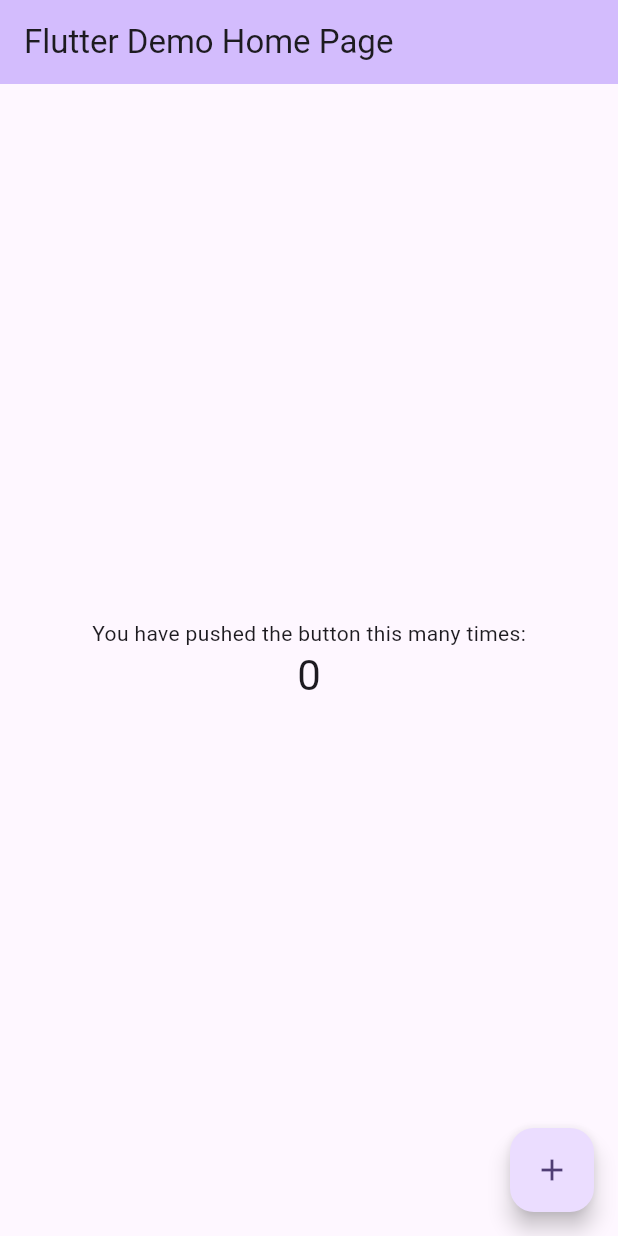
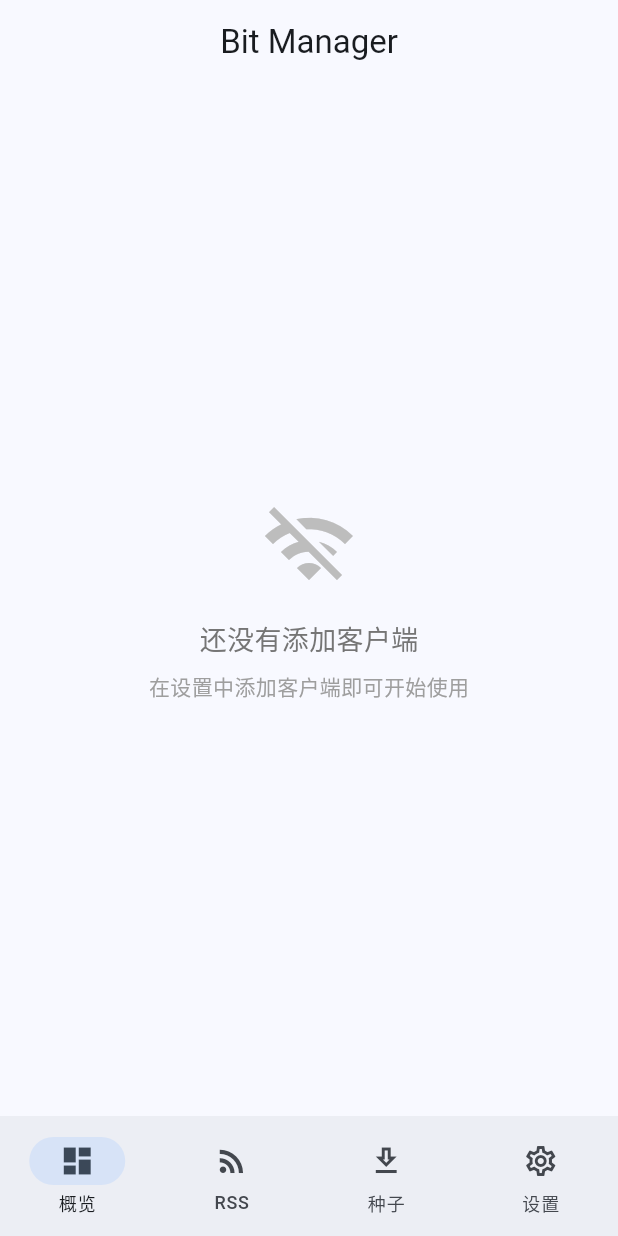
Before and after one commit to zengliming/bit-manager, a Flutter app: the screen it shows after launch, on a phone screen of 412 x 824 dp. Run offline on Flutter 3.47's test engine with Material 3 defaults, Android fonts, the phone set to English and light mode, and no system bars; our stand-ins replace dio, flutter_secure_storage, shared_preferences.

Commit message:
feat: add app shell with navigation and theme

```diff
--- /dev/null
+++ b/lib/app.dart
@@ -0,0 +1,104 @@
+import 'package:flutter/material.dart';
+import 'package:provider/provider.dart';
+import 'providers/client_provider.dart';
+import 'providers/rss_provider.dart';
+import 'providers/torrent_provider.dart';
+import 'providers/stats_provider.dart';
+import 'services/refresh_service.dart';
+import 'screens/home_screen.dart';
+import 'screens/rss_sources_screen.dart';
+import 'screens/torrent_list_screen.dart';
+import 'screens/settings_screen.dart';
+
+class AppShell extends StatefulWidget {
+  const AppShell({super.key});
+
+  @override
+  State<AppShell> createState() => _AppShellState();
+}
+
+class _AppShellState extends State<AppShell> with WidgetsBindingObserver {
+  int _currentIndex = 0;
+  RefreshService? _refreshService;
+
+  @override
+  void initState() {
+    super.initState();
+    WidgetsBinding.instance.addObserver(this);
+    WidgetsBinding.instance.addPostFrameCallback((_) => _init());
+  }
+
+  Future<void> _init() async {
+    final clientProvider = context.read<ClientProvider>();
+    final rssProvider = context.read<RssProvider>();
+    final torrentProvider = context.read<TorrentProvider>();
+    final statsProvider = context.read<StatsProvider>();
+    await clientProvider.loadClients();
+    await rssProvider.loadSources();
+
+    _refreshService = RefreshService(
+      clientProvider: clientProvider,
+      torrentProvider: torrentProvider,
+      statsProvider: statsProvider,
+      rssProvider: rssProvider,
+    );
+    _refreshService!.start();
+  }
+
+  @override
+  void didChangeAppLifecycleState(AppLifecycleState state) {
+    if (state == AppLifecycleState.resumed) {
+      _refreshService?.start();
+      _refreshService?.refreshNow();
+    } else if (state == AppLifecycleState.paused) {
+      _refreshService?.stop();
+    }
+  }
+
+  @override
+  void dispose() {
+    WidgetsBinding.instance.removeObserver(this);
+    _refreshService?.stop();
+    super.dispose();
+  }
+
+  @override
+  Widget build(BuildContext context) {
+    return MaterialApp(
+      title: 'Bit Manager',
+      debugShowCheckedModeBanner: false,
+      themeMode: ThemeMode.system,
+      theme: ThemeData(
+        useMaterial3: true,
+        colorSchemeSeed: Colors.blue,
+        brightness: Brightness.light,
+      ),
+      darkTheme: ThemeData(
+        useMaterial3: true,
+        colorSchemeSeed: Colors.blue,
+        brightness: Brightness.dark,
+      ),
+      home: Scaffold(
+        body: IndexedStack(
+          index: _currentIndex,
+          children: const [
+            HomeScreen(),
+            RssSourcesScreen(),
+            TorrentListScreen(),
+            SettingsScreen(),
+          ],
+        ),
+        bottomNavigationBar: NavigationBar(
+          selectedIndex: _currentIndex,
+          onDestinationSelected: (i) => setState(() => _currentIndex = i),
+          destinations: const [
+            NavigationDestination(icon: Icon(Icons.dashboard_outlined), selectedIcon: Icon(Icons.dashboard), label: '概览'),
+            NavigationDestination(icon: Icon(Icons.rss_feed_outlined), selectedIcon: Icon(Icons.rss_feed), label: 'RSS'),
+            NavigationDestination(icon: Icon(Icons.download_outlined), selectedIcon: Icon(Icons.download), label: '种子'),
+            NavigationDestination(icon: Icon(Icons.settings_outlined), selectedIcon: Icon(Icons.settings), label: '设置'),
+          ],
+        ),
+      ),
+    );
+  }
+}
--- a/lib/main.dart
+++ b/lib/main.dart
@@ -1,122 +1,29 @@
 import 'package:flutter/material.dart';
+import 'package:provider/provider.dart';
+import 'app.dart';
+import 'providers/client_provider.dart';
+import 'providers/torrent_provider.dart';
+import 'providers/stats_provider.dart';
+import 'providers/rss_provider.dart';
 
 void main() {
-  runApp(const MyApp());
+  WidgetsFlutterBinding.ensureInitialized();
+  runApp(const BitManagerApp());
 }
 
-class MyApp extends StatelessWidget {
-  const MyApp({super.key});
+class BitManagerApp extends StatelessWidget {
+  const BitManagerApp({super.key});
 
-  // This widget is the root of your application.
   @override
   Widget build(BuildContext context) {
-    return MaterialApp(
-      title: 'Flutter Demo',
-      theme: ThemeData(
-        // This is the theme of your application.
-        //
-        // TRY THIS: Try running your application with "flutter run". You'll see
-        // the application has a purple toolbar. Then, without quitting the app,
-        // try changing the seedColor in the colorScheme below to Colors.green
-        // and then invoke "hot reload" (save your changes or press the "hot
-        // reload" button in a Flutter-supported IDE, or press "r" if you used
-        // the command line to start the app).
-        //
-        // Notice that the counter didn't reset back to zero; the application
-        // state is not lost during the reload. To reset the state, use hot
-        // restart instead.
-        //
-        // This works for code too, not just values: Most code changes can be
-        // tested with just a hot reload.
-        colorScheme: .fromSeed(seedColor: Colors.deepPurple),
-      ),
-      home: const MyHomePage(title: 'Flutter Demo Home Page'),
+    return MultiProvider(
+      providers: [
+        ChangeNotifierProvider(create: (_) => ClientProvider()),
+        ChangeNotifierProvider(create: (_) => TorrentProvider()),
+        ChangeNotifierProvider(create: (_) => StatsProvider()),
+        ChangeNotifierProvider(create: (_) => RssProvider()),
+      ],
+      child: const AppShell(),
     );
   }
 }
-
-class MyHomePage extends StatefulWidget {
-  const MyHomePage({super.key, required this.title});
-
-  // This widget is the home page of your application. It is stateful, meaning
-  // that it has a State object (defined below) that contains fields that affect
-  // how it looks.
-
-  // This class is the configuration for the state. It holds the values (in this
-  // case the title) provided by the parent (in this case the App widget) and
-  // used by the build method of the State. Fields in a Widget subclass are
-  // always marked "final".
-
-  final String title;
-
-  @override
-  State<MyHomePage> createState() => _MyHomePageState();
-}
-
-class _MyHomePageState extends State<MyHomePage> {
-  int _counter = 0;
-
-  void _incrementCounter() {
-    setState(() {
-      // This call to setState tells the Flutter framework that something has
-      // changed in this State, which causes it to rerun the build method below
-      // so that the display can reflect the updated values. If we changed
-      // _counter without calling setState(), then the build method would not be
-      // called again, and so nothing would appear to happen.
-      _counter++;
-    });
-  }
-
-  @override
-  Widget build(BuildContext context) {
-    // This method is rerun every time setState is called, for instance as done
-    // by the _incrementCounter method above.
-    //
-    // The Flutter framework has been optimized to make rerunning build methods
-    // fast, so that you can just rebuild anything that needs updating rather
-    // than having to individually change instances of widgets.
-    return Scaffold(
-      appBar: AppBar(
-        // TRY THIS: Try changing the color here to a specific color (to
-        // Colors.amber, perhaps?) and trigger a hot reload to see the AppBar
-        // change color while the other colors stay the same.
-        backgroundColor: Theme.of(context).colorScheme.inversePrimary,
-        // Here we take the value from the MyHomePage object that was created by
-        // the App.build method, and use it to set our appbar title.
-        title: Text(widget.title),
-      ),
-      body: Center(
-        // Center is a layout widget. It takes a single child and positions it
-        // in the middle of the parent.
-        child: Column(
-          // Column is also a layout widget. It takes a list of children and
-          // arranges them vertically. By default, it sizes itself to fit its
-          // children horizontally, and tries to be as tall as its parent.
-          //
-          // Column has various properties to control how it sizes itself and
-          // how it positions its children. Here we use mainAxisAlignment to
-          // center the children vertically; the main axis here is the vertical
-          // axis because Columns are vertical (the cross axis would be
-          // horizontal).
-          //
-          // TRY THIS: Invoke "debug painting" (choose the "Toggle Debug Paint"
-          // action in the IDE, or press "p" in the console), to see the
-          // wireframe for each widget.
-          mainAxisAlignment: .center,
-          children: [
-            const Text('You have pushed the button this many times:'),
-            Text(
-              '$_counter',
-              style: Theme.of(context).textTheme.headlineMedium,
-            ),
-          ],
-        ),
-      ),
-      floatingActionButton: FloatingActionButton(
-        onPressed: _incrementCounter,
-        tooltip: 'Increment',
-        child: const Icon(Icons.add),
-      ),
-    );
-  }
-}
--- /dev/null
+++ b/lib/screens/home_screen.dart
@@ -0,0 +1,99 @@
+import 'package:flutter/material.dart';
+import 'package:provider/provider.dart';
+import '../providers/stats_provider.dart';
+import '../providers/client_provider.dart';
+import '../widgets/stats_card.dart';
+import '../widgets/client_tile.dart';
+
+class HomeScreen extends StatelessWidget {
+  const HomeScreen({super.key});
+
+  @override
+  Widget build(BuildContext context) {
+    return Scaffold(
+      appBar: AppBar(
+        title: const Text('Bit Manager'),
+        centerTitle: true,
+      ),
+      body: Consumer2<StatsProvider, ClientProvider>(
+        builder: (context, stats, clients, _) {
+          if (clients.clients.isEmpty) {
+            return _buildEmptyState(context);
+          }
+
+          final globalStats = stats.globalStats;
+          return RefreshIndicator(
+            onRefresh: () async {
+              // Refresh is handled by RefreshService
+            },
+            child: ListView(
+              padding: const EdgeInsets.all(16),
+              children: [
+                Row(
+                  children: [
+                    Expanded(child: StatsCard(
+                      icon: Icons.download,
+                      label: '下载',
+                      value: '${(globalStats.downloadSpeed / 1024 / 1024).toStringAsFixed(1)} MB/s',
+                      color: Colors.green,
+                    )),
+                    const SizedBox(width: 12),
+                    Expanded(child: StatsCard(
+                      icon: Icons.upload,
+                      label: '上传',
+                      value: '${(globalStats.uploadSpeed / 1024 / 1024).toStringAsFixed(1)} MB/s',
+                      color: Colors.blue,
+                    )),
+                  ],
+                ),
+                const SizedBox(height: 12),
+                Row(
+                  children: [
+                    Expanded(child: StatsCard(
+                      icon: Icons.downloading,
+                      label: '活动种子',
+                      value: '${globalStats.activeTorrents} / ${globalStats.totalTorrents}',
+                      color: Colors.orange,
+                    )),
+                    const SizedBox(width: 12),
+                    Expanded(child: StatsCard(
+                      icon: Icons.storage,
+                      label: '磁盘占用',
+                      value: '${(globalStats.totalSizeOnDisk / 1024 / 1024 / 1024).toStringAsFixed(1)} GB',
+                      color: Colors.purple,
+                    )),
+                  ],
+                ),
+                const SizedBox(height: 24),
+                const Text('客户端', style: TextStyle(fontSize: 18, fontWeight: FontWeight.w600)),
+                const SizedBox(height: 8),
+                ...globalStats.clientStatsList.map((cs) => Padding(
+                  padding: const EdgeInsets.only(bottom: 8),
+                  child: ClientTile(stats: cs),
+                )),
+              ],
+            ),
+          );
+        },
+      ),
+    );
+  }
+
+  Widget _buildEmptyState(BuildContext context) {
+    return Center(
+      child: Column(
+        mainAxisAlignment: MainAxisAlignment.center,
+        children: [
+          Icon(Icons.wifi_off, size: 64, color: Colors.grey[400]),
+          const SizedBox(height: 16),
+          Text('还没有添加客户端', style: TextStyle(fontSize: 18, color: Colors.grey[600])),
+          const SizedBox(height: 8),
+          Text(
+            '在设置中添加客户端即可开始使用',
+            style: TextStyle(color: Colors.grey[500]),
+          ),
+        ],
+      ),
+    );
+  }
+}
--- /dev/null
+++ b/lib/screens/rss_sources_screen.dart
@@ -0,0 +1,13 @@
+import 'package:flutter/material.dart';
+
+class RssSourcesScreen extends StatelessWidget {
+  const RssSourcesScreen({super.key});
+
+  @override
+  Widget build(BuildContext context) {
+    return Scaffold(
+      appBar: AppBar(title: const Text('RSS 订阅')),
+      body: const Center(child: Text('RSS Sources - Coming Soon')),
+    );
+  }
+}
```
Also changed, not shown: lib/screens/settings_screen.dart (added, +13 -0 lines), lib/screens/torrent_list_screen.dart (added, +13 -0 lines), lib/widgets/client_tile.dart (added, +33 -0 lines), lib/widgets/stats_card.dart (added, +41 -0 lines).
